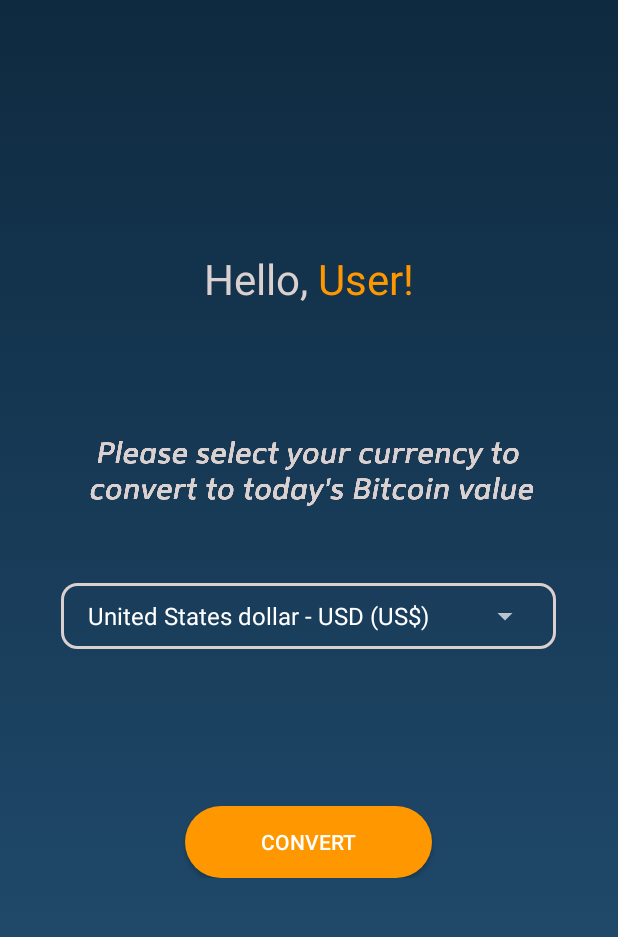
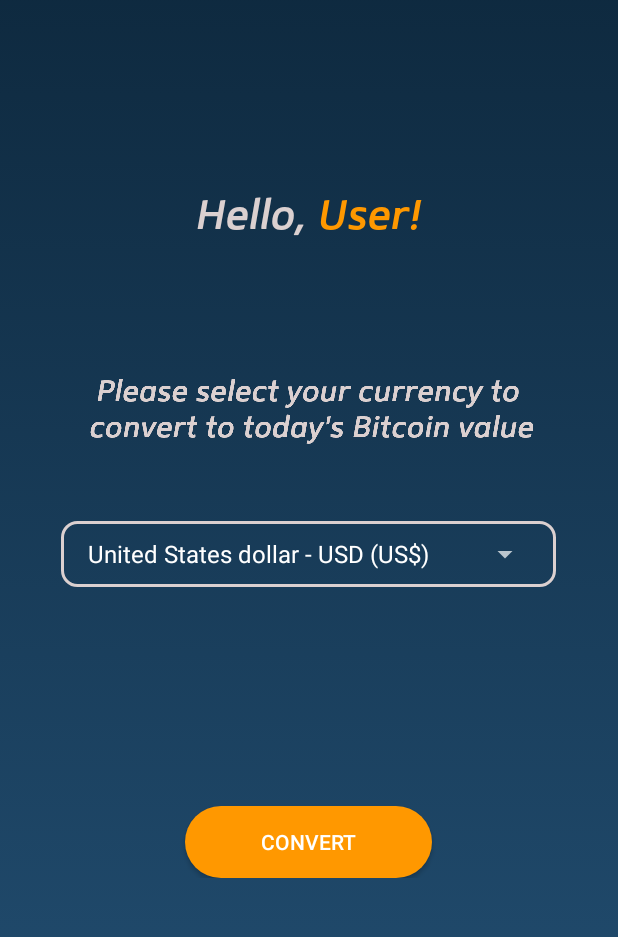
Before and after one commit to krozet/Bit-Me, an Android app: the RequestCurrency screen opened directly, with no data from a screen before it, on a phone screen of 412 x 824 dp, the part 244-1181 px from its top. Run offline under Robolectric (Android 15) with nearby library versions, the phone set to English and light mode, and no system bars.

Commit message:
KR changes the name.

```diff
--- a/BitMe/app/src/main/java/com/bitme/rozet/k/bitme/RequestCurrency.java
+++ b/BitMe/app/src/main/java/com/bitme/rozet/k/bitme/RequestCurrency.java
@@ -2,13 +2,17 @@ package com.bitme.rozet.k.bitme;
 
 import android.content.Intent;
 import android.content.SharedPreferences;
+import android.graphics.Typeface;
 import android.preference.PreferenceManager;
 import android.support.annotation.Nullable;
 import android.support.v7.app.AppCompatActivity;
 import android.os.Bundle;
+import android.widget.TextView;
 
 public class RequestCurrency extends AppCompatActivity {
     private static final int RESULT_FIRST_START = 1;
+
+    TextView nameTextView, helloTextView;
 
     SharedPreferences sharedPreferences;
     String name;
@@ -20,6 +24,18 @@ public class RequestCurrency extends AppCompatActivity {
 
         checkPreviouslyStarted();
         name = sharedPreferences.getString("userName", "User");
+
+        setupNameTextView();
+    }
+
+    private void setupNameTextView() {
+        nameTextView = findViewById(R.id.requestcurrency_name);
+        nameTextView.setTypeface(Typeface.createFromAsset(getAssets(),"fonts/mentone_semibol_ita.otf"));
+        String displayName = name + "!";
+        nameTextView.setText(displayName);
+
+        helloTextView = findViewById(R.id.requestcurrency_hello);
+        helloTextView.setTypeface(Typeface.createFromAsset(getAssets(),"fonts/mentone_semibol_ita.otf"));
     }
 
     private void checkPreviouslyStarted() {
--- a/BitMe/app/src/main/res/layout/activity_request_currency.xml
+++ b/BitMe/app/src/main/res/layout/activity_request_currency.xml
@@ -16,7 +16,7 @@
         <RelativeLayout
             android:layout_width="match_parent"
             android:layout_height="0dp"
-            android:layout_weight="40">
+            android:layout_weight="35">
 
             <ImageView
                 android:id="@+id/requestcurrency_logo_large"
@@ -78,7 +78,7 @@
         <RelativeLayout
             android:layout_width="match_parent"
             android:layout_height="0dp"
-            android:layout_weight="18">
+            android:layout_weight="23">
 
             <RelativeLayout
                 android:layout_width="match_parent"
```
